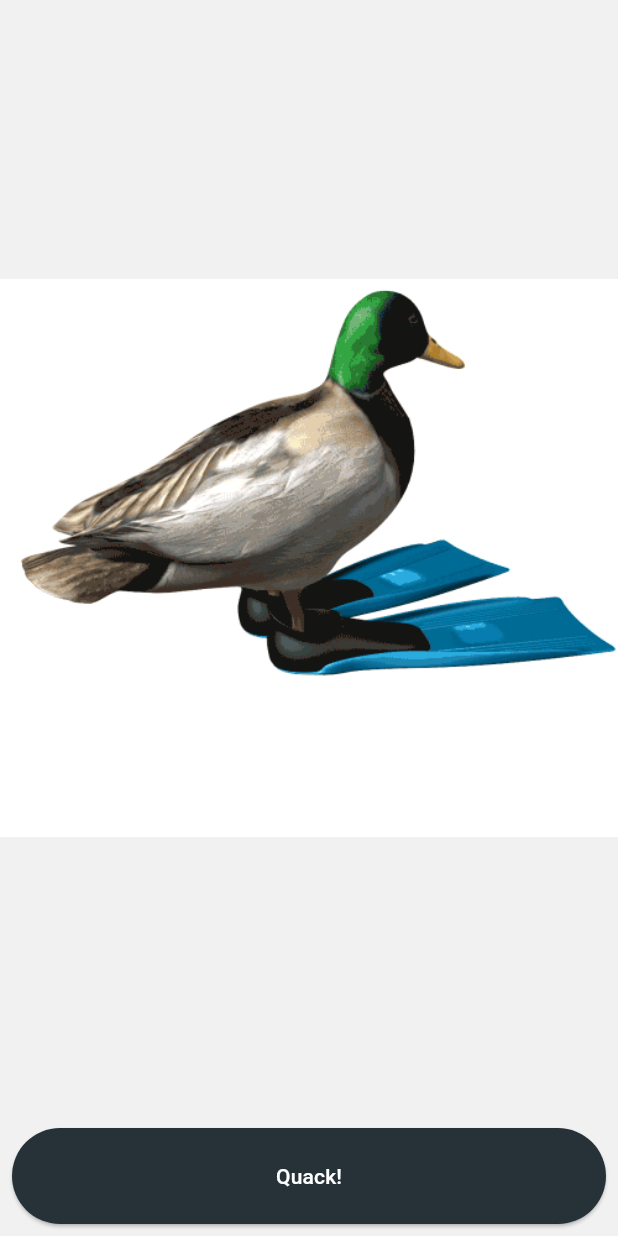
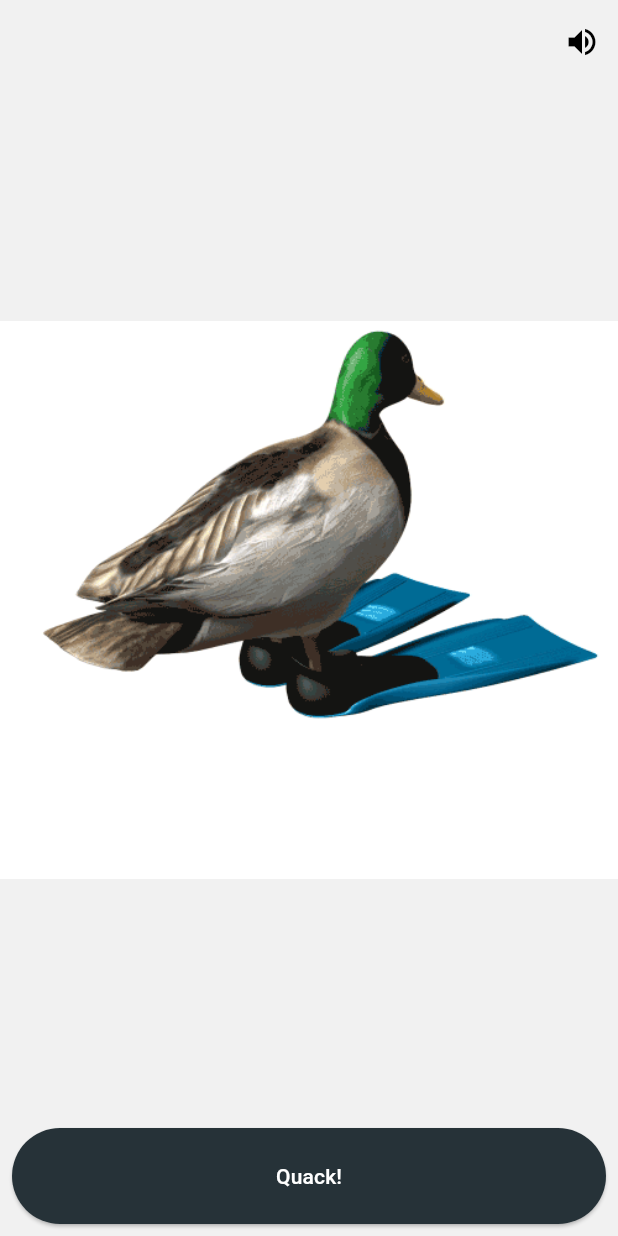
Before and after one commit to dotsem/What-The-Duck, a Flutter app: the screen it shows after launch, on a phone screen of 412 x 824 dp. Run offline on Flutter 3.47's test engine with Material 3 defaults, Android fonts, the phone set to English and light mode, and no system bars; our stand-ins replace flutter_riverpod; missing offline and left inert: flutter_soloud; network calls fail.

Commit message:
feat: quack sound (#2)
* chore: add package

* chore: add assets

* chore: convert mp3 to wav

* chore: switch audioplayers package with soloud

* chore: add 10ms padding to audio effects

* feat: add quack sound on button click

* feat: add persistentless mute button

```diff
--- a/lib/components/quack_button.dart
+++ b/lib/components/quack_button.dart
@@ -2,6 +2,7 @@ import 'package:flutter/material.dart';
 import 'package:flutter_riverpod/flutter_riverpod.dart';
 import 'package:what_the_duck/functions/quack.dart';
 import 'package:what_the_duck/providers/duck_page_provider.dart';
+import 'package:what_the_duck/providers/sound_provider.dart';
 
 class QuackButton extends ConsumerWidget {
   const new({super.key});
@@ -32,6 +33,7 @@ class QuackButton extends ConsumerWidget {
               ),
               onPressed: () async {
                 if (pageState == DuckPageState.loading) return;
+                if (ref.read(soundEnabledProvider)) quackVerbally();
                 ref.read(duckProvider.notifier).state = await quack(
                   context,
                   ref,
--- /dev/null
+++ b/lib/providers/sound_provider.dart
@@ -0,0 +1,4 @@
+import 'package:flutter_riverpod/flutter_riverpod.dart';
+
+//TODO: load from shared preferences
+final soundEnabledProvider = StateProvider<bool>((ref) => true);
--- a/lib/screens/duck_page.dart
+++ b/lib/screens/duck_page.dart
@@ -6,6 +6,7 @@ import 'package:what_the_duck/components/loading.dart';
 import 'package:what_the_duck/components/quack_button.dart';
 import 'package:what_the_duck/functions/quack.dart';
 import 'package:what_the_duck/providers/duck_page_provider.dart';
+import 'package:what_the_duck/providers/sound_provider.dart';
 
 class CounterPage extends ConsumerWidget {
   const new({super.key});
@@ -20,10 +21,25 @@ class CounterPage extends ConsumerWidget {
       });
     }
 
+    final soundEnabled = ref.watch(soundEnabledProvider);
+
     return Scaffold(
       backgroundColor: Theme.of(context).colorScheme.surface,
+      appBar: AppBar(
+        actions: [
+          IconButton(
+            onPressed: () =>
+                ref.read(soundEnabledProvider.notifier).update((s) => !s),
+            tooltip: soundEnabled ? 'Mute' : 'Unmute',
+            icon: soundEnabled
+                ? const Icon(Icons.volume_up)
+                : const Icon(Icons.volume_off),
+          ),
+        ],
+      ),
 
-      body: Center(
+      body: SafeArea(
+        child: Center(
           child: Builder(
             builder: (context) {
               switch (pageState) {
@@ -43,6 +59,7 @@ class CounterPage extends ConsumerWidget {
             },
           ),
         ),
+      ),
 
       bottomNavigationBar: const QuackButton(),
     );
--- a/pubspec.yaml
+++ b/pubspec.yaml
@@ -11,6 +11,7 @@ dependencies:
   flutter:
     sdk: flutter
   flutter_riverpod: ^2.3.6
+  flutter_soloud: ^5.3.1
   http: ^1.5.0
   very_good_analysis: ^11.0.0
 
@@ -26,6 +27,7 @@ flutter:
 
   assets:
     - assets/
+    - assets/audio/
 
 flutter_icons:
   android: true
```
Also changed, not shown: lib/functions/quack.dart (+22 -0 lines), lib/main.dart (+6 -1 lines), pubspec.lock, 5 other files. Lines whose indentation alone changed are shown as unchanged.
